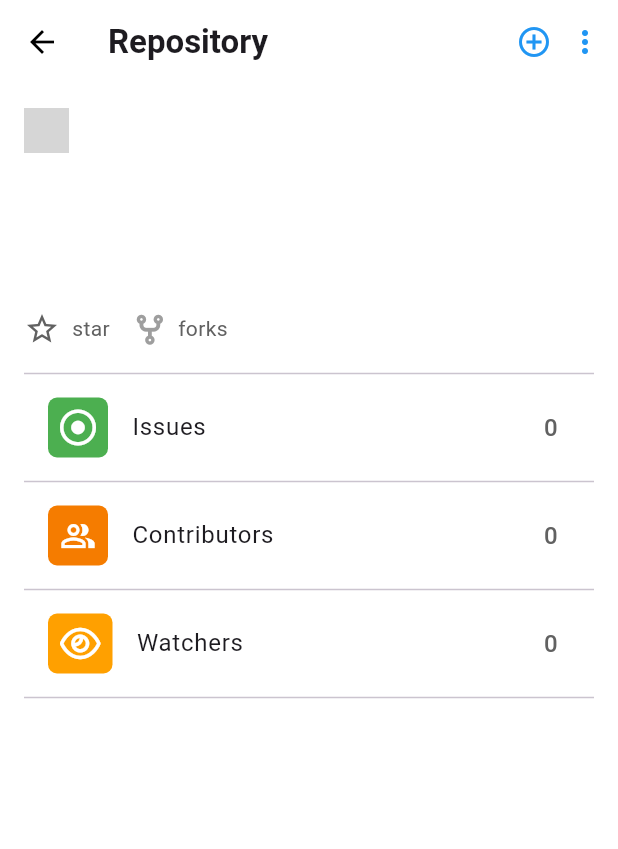
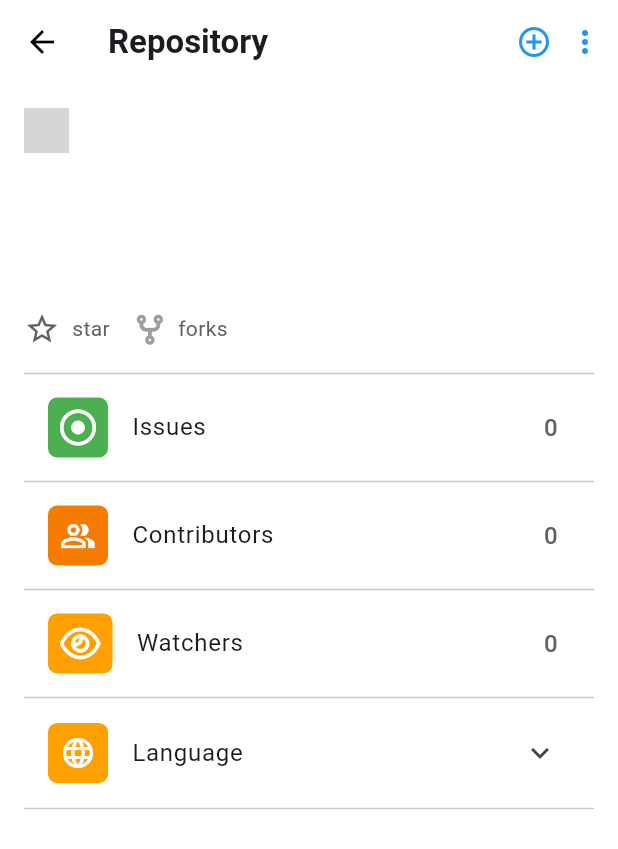
Before and after one commit to prasunadahal1/GitHub-Profile-Viewer, a Flutter app: the RepoScreen screen opened by its route, on a phone screen of 412 x 824 dp. Shown: the top 849 px of the screen. Run offline on Flutter 3.47's test engine with Material 3 defaults, Android fonts, the phone set to English and light mode, and no system bars; our stand-ins replace dio, flutter_dotenv, font_awesome_flutter; network calls fail; statements that could not run were skipped; grey boxes are pictures that could not be loaded.

Commit message:
working on repo screen

```diff
--- a/lib/Screens/repo_screen.dart
+++ b/lib/Screens/repo_screen.dart
@@ -22,8 +22,8 @@ class _RepoScreenState extends State<RepoScreen> {
   );
   @override
   void initState() {
-   p.getContributors(provider.searchController.value.text,p.name!);
-   super.initState();
+    p.getContributors(provider.searchController.value.text,p.name!);
+    super.initState();
   }
 
   @override
@@ -182,6 +182,24 @@ class _RepoScreenState extends State<RepoScreen> {
                     ),
                   ),
                   Divider(),
+                 ExpansionTile(
+                     leading: Container(
+                       padding: EdgeInsets.all(8),
+                       decoration: BoxDecoration(
+                         color: Colors.amber.shade700,
+                         borderRadius: BorderRadius.circular(6),
+                       ),
+                       // child: FaIcon(FontAwesomeIcons.language, color: Colors.white),
+                       child:(Icon(Icons.language,color: Colors.white,) ),
+                     ),
+                     title: Text("Language"),
+                   children: [
+                     LinearProgressIndicator(
+                       color: Colors.blue,
+                     )
+                   ],
+                 ),
+                  Divider(),
                 ],
               ),
             ),
```
Also changed, not shown: lib/Providers/user_profile_provider.dart (+33 -2 lines).
